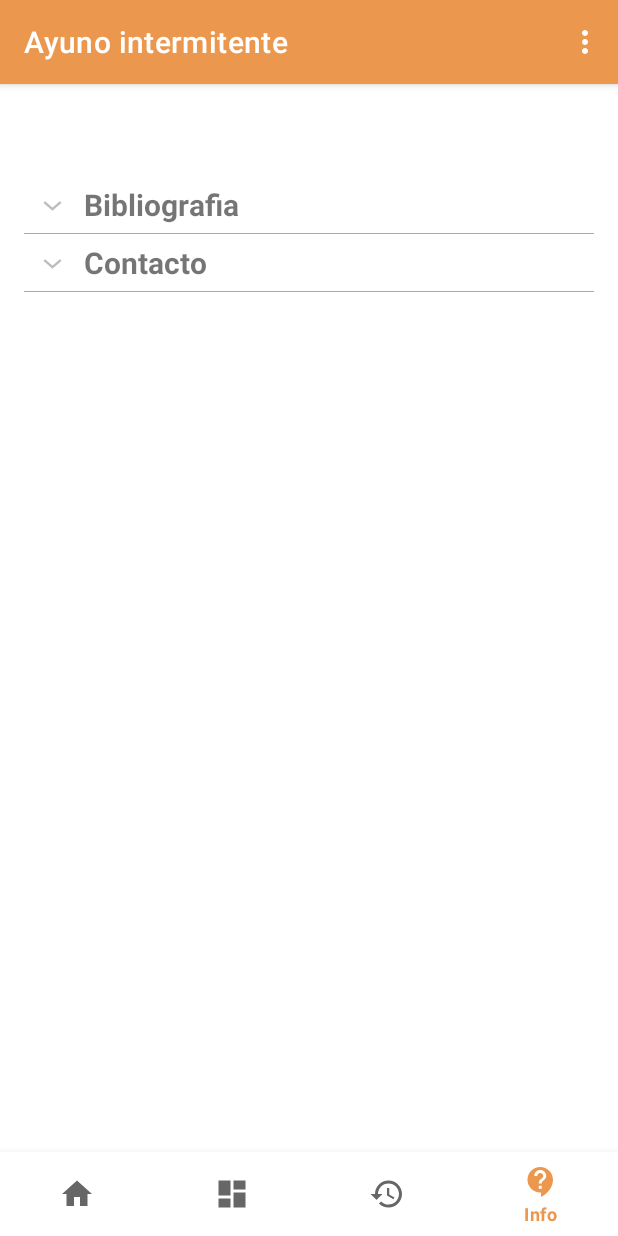
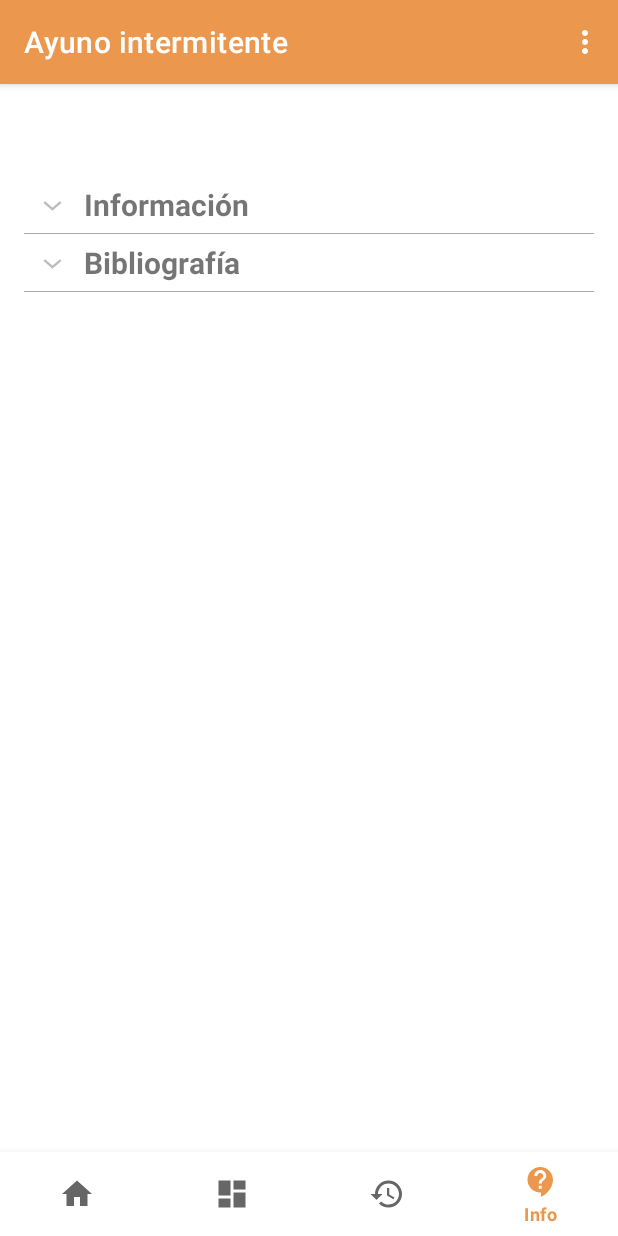
Before and after one commit to guillermotzuc/fastingapp, an Android app: the InfoFragment screen opened through its navigation route, on a phone screen of 412 x 824 dp. Run offline under Robolectric (Android 15) with nearby library versions, the phone set to English and light mode, and no system bars; our stand-ins replace Room's generated code, navigation-ui.

Commit message:
Release sep25

```diff
--- a/personaltracker/app/src/main/java/com/health/personaltracker/ui/info/ExpandableListDataItems.java
+++ b/personaltracker/app/src/main/java/com/health/personaltracker/ui/info/ExpandableListDataItems.java
@@ -1,11 +1,17 @@
 package com.health.personaltracker.ui.info;
+
+import android.content.Context;
+
+import com.health.personaltracker.R;
 
 import java.util.ArrayList;
 import java.util.HashMap;
 import java.util.List;
 
 public class ExpandableListDataItems {
-    public static HashMap<String, List<String>> getData() {
+
+    public static HashMap<String, List<String>> getData(Context context) {
+
         HashMap<String, List<String>> expandableDetailList = new HashMap<String, List<String>>();
 
         List<String> bibliografia = new ArrayList<>();
@@ -18,10 +24,11 @@ public class ExpandableListDataItems {
         bibliografia.add("'Enquiridion' Epicteto.");
 
         List<String> contacto = new ArrayList<>();
-        contacto.add("email: guillermo.tzuc@gmail.com");
+        contacto.add("Contacto:" + context.getString(R.string.contact_mail));
+        contacto.add("App Version:" + context.getString(R.string.app_version));
 
-        expandableDetailList.put("Bibliografia", bibliografia);
-        expandableDetailList.put("Contacto", contacto);
+        expandableDetailList.put("Bibliografía", bibliografia);
+        expandableDetailList.put("Información", contacto);
         return expandableDetailList;
     }
 }
--- a/personaltracker/app/src/main/java/com/health/personaltracker/ui/info/InfoFragment.java
+++ b/personaltracker/app/src/main/java/com/health/personaltracker/ui/info/InfoFragment.java
@@ -31,8 +31,8 @@ public class InfoFragment extends FragmentBase {
         View root = binding.getRoot();
 
         expandableListViewExample = binding.expandableListViewSample;
-        expandableDetailList = ExpandableListDataItems.getData();
-        expandableTitleList = new ArrayList<String>(expandableDetailList.keySet());
+        expandableDetailList = ExpandableListDataItems.getData(getContext());
+        expandableTitleList = new ArrayList<>(expandableDetailList.keySet());
         expandableListAdapter = new CustomizedExpandableListAdapter(getContext(), expandableTitleList, expandableDetailList);
         expandableListViewExample.setAdapter(expandableListAdapter);
 
--- a/personaltracker/app/src/main/res/values/strings.xml
+++ b/personaltracker/app/src/main/res/values/strings.xml
@@ -1,10 +1,21 @@
 <resources>
+
+    <!-- APP STRINGS -->
+    <string name="app_version">1.0.0</string> <!-- MAJOR.MINOR.PATH -->
     <string name="app_name">Ayuno intermitente</string>
+
+    <!-- MENU STRINGS -->
     <string name="title_home">Inicio</string>
     <string name="title_dashboard">Panel</string>
     <string name="title_history">Historial</string>
     <string name="title_notifications">Notificaciones</string>
     <string name="title_info">Info</string>
+    <string name="title_analytics">Metricas</string>
+    <string name="title_reset">Eliminar Registros</string>
+    <string name="title_report_bug">Reportar error</string>
+    <string name="title_daily_reflection">Revision diaria</string>
+
+    <!-- BUTTONS STRINGS -->
     <string name="btn_start_fasting">Iniciar ayuno</string>
     <string name="btn_end_fasting">Completar ayuno</string>
     <string name="no_desc"> </string>
@@ -14,15 +25,12 @@
     <string name="fasting_13_11">13/11</string>
     <string name="fasting_12_12">12/12</string>
 
-    <string name="title_analytics">Metricas</string>
-    <string name="title_reset">Eliminar Registros</string>
-    <string name="title_report_bug">Reportar error</string>
-    <string name="title_daily_reflection">Revision diaria</string>
-
+    <!-- LABELS STRINGS -->
     <string name="report_bug_label">Descripción:</string>
     <string name="report_switch">Solicitar funcionalidad:</string>
     <string name="btn_send">Enviar</string>
 
+    <!-- OTHER STRINGS -->
     <string name="contact_mail">guillermo.tzuc@gmail.com</string>
     <string name="mail_subject_new_feature">[Nueva Funcionalidad]</string>
     <string name="mail_subject_bug">[Bug]</string>
```
